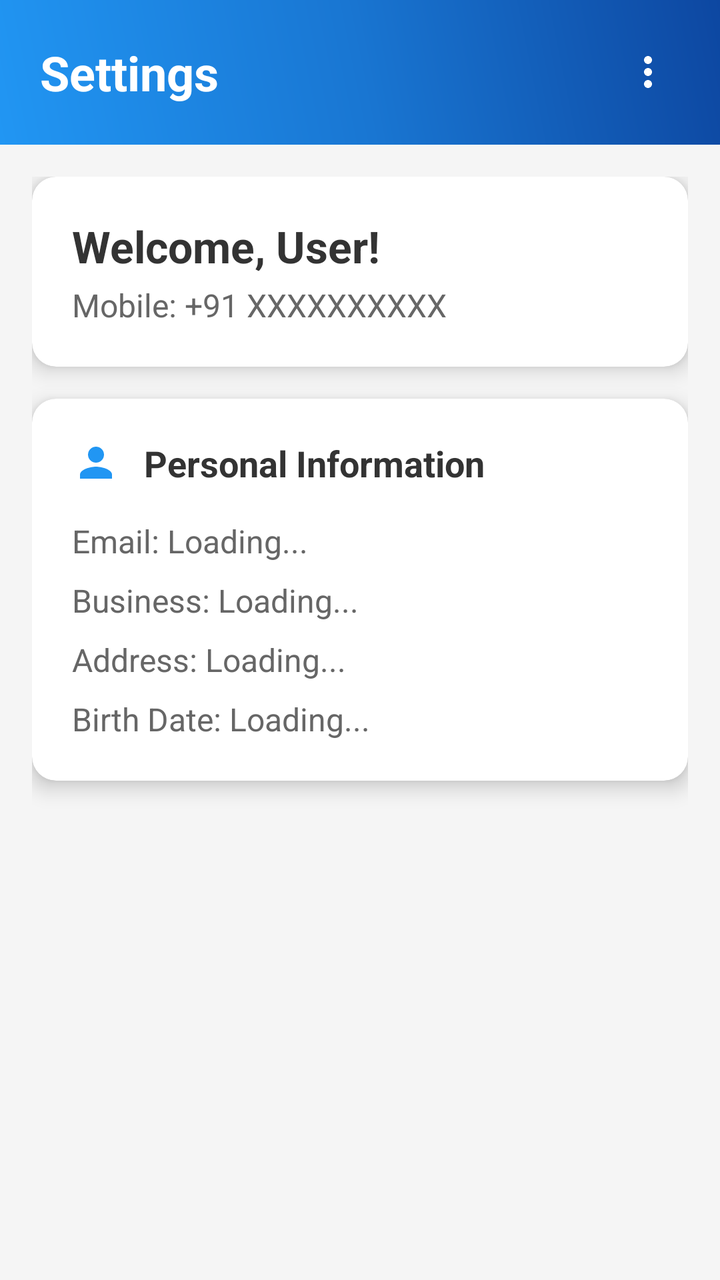
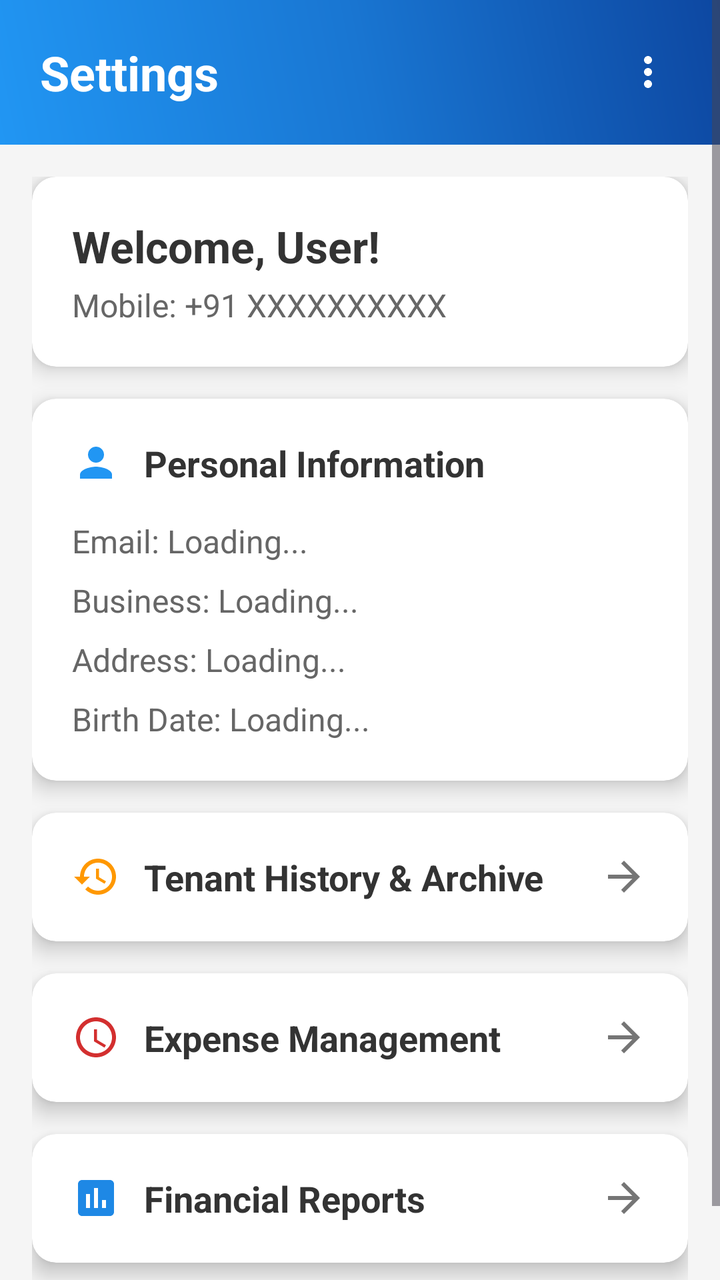

Before-and-after screenshots of an Android layout around one commit, followed by the original layout XML and the change that was made.
<!-- AndroidManifest.xml: application theme Theme.RentMangment -->
<!-- res/layout/fragment_settings.xml -->
<?xml version="1.0" encoding="utf-8"?>
<androidx.drawerlayout.widget.DrawerLayout xmlns:android="http://schemas.android.com/apk/res/android"
    xmlns:app="http://schemas.android.com/apk/res-auto"
    xmlns:tools="http://schemas.android.com/tools"
    android:id="@+id/drawerLayout"
    android:layout_width="match_parent"
    android:layout_height="match_parent"
    android:background="#f5f5f5">

    
    <ScrollView
        android:layout_width="match_parent"
        android:layout_height="match_parent">

        <LinearLayout
            android:layout_width="match_parent"
            android:layout_height="wrap_content"
            android:orientation="vertical">

            
            <RelativeLayout
                android:layout_width="match_parent"
                android:layout_height="wrap_content"
                android:background="@drawable/nav_header_gradient"
                android:padding="20dp">

                <TextView
                    android:id="@+id/tvHeaderTitle"
                    android:layout_width="wrap_content"
                    android:layout_height="wrap_content"
                    android:layout_centerVertical="true"
                    android:text="Settings"
                    android:textSize="24sp"
                    android:textStyle="bold"
                    android:textColor="@android:color/white" />

                <ImageView
                    android:id="@+id/ivMenuDots"
                    android:layout_width="32dp"
                    android:layout_height="32dp"
                    android:layout_alignParentEnd="true"
                    android:layout_centerVertical="true"
                    android:background="?attr/selectableItemBackgroundBorderless"
                    android:padding="4dp"
                    android:src="@drawable/ic_more_vert"
                    android:contentDescription="Menu"
                    app:tint="@android:color/white" />

            </RelativeLayout>

            
            <LinearLayout
                android:layout_width="match_parent"
                android:layout_height="wrap_content"
                android:orientation="vertical"
                android:padding="16dp">

                
                <androidx.cardview.widget.CardView
                    android:layout_width="match_parent"
                    android:layout_height="wrap_content"
                    android:layout_marginBottom="16dp"
                    app:cardCornerRadius="12dp"
                    app:cardElevation="6dp">

                    <LinearLayout
                        android:layout_width="match_parent"
                        android:layout_height="wrap_content"
                        android:orientation="vertical"
                        android:padding="20dp">

                        <TextView
                            android:id="@+id/tvWelcome"
                            android:layout_width="match_parent"
                            android:layout_height="wrap_content"
                            android:text="Welcome, User!"
                            android:textSize="22sp"
                            android:textStyle="bold"
                            android:textColor="#333" />

                        <TextView
                            android:id="@+id/tvMobileDisplay"
                            android:layout_width="match_parent"
                            android:layout_height="wrap_content"
                            android:text="Mobile: +91 XXXXXXXXXX"
                            android:textSize="16sp"
                            android:textColor="#666"
                            android:layout_marginTop="4dp" />

                    </LinearLayout>
                </androidx.cardview.widget.CardView>

                
                <androidx.cardview.widget.CardView
                    android:layout_width="match_parent"
                    android:layout_height="wrap_content"
                    android:layout_marginBottom="16dp"
                    app:cardCornerRadius="12dp"
                    app:cardElevation="6dp">

                    <LinearLayout
                        android:layout_width="match_parent"
                        android:layout_height="wrap_content"
                        android:orientation="vertical"
                        android:padding="20dp">

                        <LinearLayout
                            android:layout_width="match_parent"
                            android:layout_height="wrap_content"
                            android:orientation="horizontal"
                            android:layout_marginBottom="16dp">

                            <ImageView
                                android:layout_width="24dp"
                                android:layout_height="24dp"
                                android:src="@drawable/ic_person"
                                android:layout_marginEnd="12dp"
                                app:tint="#2196F3" />

                            <TextView
                                android:layout_width="wrap_content"
                                android:layout_height="wrap_content"
                                android:text="Personal Information"
                                android:textSize="18sp"
                                android:textStyle="bold"
                                android:textColor="#333" />

                        </LinearLayout>

                        <TextView
                            android:id="@+id/tvEmail"
                            android:layout_width="match_parent"
                            android:layout_height="wrap_content"
                            android:text="Email: Loading..."
                            android:textSize="16sp"
                            android:textColor="#666"
                            android:layout_marginBottom="8dp" />

                        <TextView
                            android:id="@+id/tvBusinessName"
                            android:layout_width="match_parent"
                            android:layout_height="wrap_content"
                            android:text="Business: Loading..."
                            android:textSize="16sp"
                            android:textColor="#666"
                            android:layout_marginBottom="8dp" />

                        <TextView
                            android:id="@+id/tvAddress"
                            android:layout_width="match_parent"
                            android:layout_height="wrap_content"
                            android:text="Address: Loading..."
                            android:textSize="16sp"
                            android:textColor="#666"
                            android:layout_marginBottom="8dp" />

                        <TextView
                            android:id="@+id/tvBirthDate"
                            android:layout_width="match_parent"
                            android:layout_height="wrap_content"
                            android:text="Birth Date: Loading..."
                            android:textSize="16sp"
                            android:textColor="#666" />

                    </LinearLayout>
                </androidx.cardview.widget.CardView>

                
                <androidx.cardview.widget.CardView
                    android:layout_width="match_parent"
                    android:layout_height="wrap_content"
                    android:layout_marginBottom="16dp"
                    app:cardCornerRadius="12dp"
                    app:cardElevation="6dp">

                    <LinearLayout
                        android:visibility="gone"
                        android:layout_width="match_parent"
                        android:layout_height="wrap_content"
                        android:orientation="vertical"
                        android:padding="20dp">

                        <LinearLayout
                            android:layout_width="match_parent"
                            android:layout_height="wrap_content"
                            android:orientation="horizontal"
                            android:layout_marginBottom="16dp">

                            <ImageView
                                android:layout_width="24dp"
                                android:layout_height="24dp"
                                android:src="@drawable/ic_signature"
                                android:layout_marginEnd="12dp"
                                app:tint="#4CAF50" />

                            <TextView
                                android:layout_width="wrap_content"
                                android:layout_height="wrap_content"
                                android:text="Digital Signature"
                                android:textSize="18sp"
                                android:textStyle="bold"
                                android:textColor="#333" />

                        </LinearLayout>

                        <androidx.cardview.widget.CardView
                            android:layout_width="match_parent"
                            android:layout_height="120dp"
                            app:cardCornerRadius="8dp"
                            app:cardElevation="2dp"
                            app:cardBackgroundColor="#FAFAFA">

                            <ImageView
                                android:id="@+id/ivUserSignature"
                                android:layout_width="match_parent"
                                android:layout_height="match_parent"
                                android:layout_margin="8dp"
                                android:scaleType="centerInside"
                                android:src="@drawable/ic_signature_placeholder"
                                android:background="@drawable/dashed_border" />

                        </androidx.cardview.widget.CardView>

                        <TextView
                            android:layout_width="match_parent"
                            android:layout_height="wrap_content"
                            android:text="Tap to view in full screen"
                            android:textSize="12sp"
                            android:textColor="#999"
                            android:gravity="center"
                            android:layout_marginTop="8dp" />

                    </LinearLayout>
                </androidx.cardview.widget.CardView>

            </LinearLayout>
        </LinearLayout>
    </ScrollView>

    
    <com.google.android.material.navigation.NavigationView
        android:id="@+id/navigationView"
        android:layout_width="320dp"
        android:layout_height="match_parent"
        android:layout_gravity="end"
        android:background="@android:color/white"
        app:headerLayout="@layout/nav_header_settings"
        app:menu="@menu/navigation_menu_settings"
        app:itemIconTint="@color/nav_item_color"
        app:itemTextColor="@color/nav_item_color" />

</androidx.drawerlayout.widget.DrawerLayout>
<!-- res/layout/nav_header_settings.xml (included above) -->
<?xml version="1.0" encoding="utf-8"?>
<LinearLayout xmlns:android="http://schemas.android.com/apk/res/android"
    xmlns:app="http://schemas.android.com/apk/res-auto"
    android:layout_width="match_parent"
    android:layout_height="180dp"
    android:orientation="vertical"
    android:background="@drawable/nav_header_gradient"
    android:padding="20dp"
    android:gravity="bottom">

    <ImageView
        android:id="@+id/navUserImage"
        android:layout_width="70dp"
        android:layout_height="70dp"
        android:layout_marginBottom="12dp"
        android:src="@drawable/ic_person"
        app:tint="@color/black" />

    <TextView
        android:id="@+id/navUserName"
        android:layout_width="wrap_content"
        android:layout_height="wrap_content"
        android:text="User Name"
        android:textSize="19sp"
        android:textStyle="bold"
        android:textColor="@android:color/white"
        android:layout_marginBottom="4dp" />

    <TextView
        android:id="@+id/navUserMobile"
        android:layout_width="wrap_content"
        android:layout_height="wrap_content"
        android:text="+91 XXXXXXXXXX"
        android:textSize="15sp"
        android:textColor="#E0FFFFFF" />

</LinearLayout>
<!-- resources referenced by this layout -->
<resources>
  <color name="black">#FF000000</color>
  <color name="nav_item_color">#333333</color>
  <!-- drawable dashed_border (drawable) -->
  <?xml version="1.0" encoding="utf-8"?>
  <shape xmlns:android="http://schemas.android.com/apk/res/android">
      <stroke
          android:width="2dp"
          android:color="#CCCCCC"
          android:dashWidth="10dp"
          android:dashGap="5dp" />
      <corners android:radius="4dp" />
  </shape>
  <!-- drawable ic_more_vert (drawable) -->
  <?xml version="1.0" encoding="utf-8"?>
  <vector xmlns:android="http://schemas.android.com/apk/res/android"
      android:width="24dp"
      android:height="24dp"
      android:viewportWidth="24"
      android:viewportHeight="24">
  
      <path
          android:fillColor="@android:color/white"
          android:pathData="M12,8c1.1,0 2,-0.9 2,-2s-0.9,-2 -2,-2 -2,0.9 -2,2 0.9,2 2,2zM12,10c-1.1,0 -2,0.9 -2,2s0.9,2 2,2 2,-0.9 2,-2 -0.9,-2 -2,-2zM12,16c-1.1,0 -2,0.9 -2,2s0.9,2 2,2 2,-0.9 2,-2 -0.9,-2 -2,-2z"/>
  
  </vector>
  <!-- drawable nav_header_gradient (drawable) -->
  <?xml version="1.0" encoding="utf-8"?>
  <shape xmlns:android="http://schemas.android.com/apk/res/android">
      <gradient
          android:angle="45"
          android:startColor="#2196F3"
          android:centerColor="#1976D2"
          android:endColor="#0D47A1"
          android:type="linear" />
  </shape>
  <style name="Theme.RentMangment" parent="Base.Theme.RentMangment" />
  <style name="Base.Theme.RentMangment" parent="Theme.Material3.DayNight.NoActionBar">
          
          
      </style>
  <!-- unchanged entries left out for length: 3 -->
</resources>

<!-- the commit's change to res/layout/fragment_settings.xml (unified diff, before → after) -->
@@ -174,6 +174,141 @@
                     app:cardElevation="6dp">
 
                     <LinearLayout
+                        android:id="@+id/layoutTenantHistory"
+                        android:layout_width="match_parent"
+                        android:layout_height="wrap_content"
+                        android:orientation="horizontal"
+                        android:padding="20dp"
+                        android:gravity="center_vertical"
+                        android:background="?attr/selectableItemBackground"
+                        android:clickable="true"
+                        android:focusable="true">
+
+                        <ImageView
+                            android:layout_width="24dp"
+                            android:layout_height="24dp"
+                            android:src="@drawable/ic_history"
+                            android:layout_marginEnd="12dp"
+                            app:tint="#FF9800" />
+
+                        <TextView
+                            android:layout_width="0dp"
+                            android:layout_weight="1"
+                            android:layout_height="wrap_content"
+                            android:text="Tenant History &amp; Archive"
+                            android:textSize="18sp"
+                            android:textStyle="bold"
+                            android:textColor="#333" />
+
+                        <ImageView
+                            android:layout_width="24dp"
+                            android:layout_height="24dp"
+                            android:src="@drawable/ic_arrow_forward"
+                            app:tint="#757575"/>
+
+                    </LinearLayout>
+                </androidx.cardview.widget.CardView>
+
+                
+                <androidx.cardview.widget.CardView
+                    android:layout_width="match_parent"
+                    android:layout_height="wrap_content"
+                    android:layout_marginBottom="16dp"
+                    app:cardCornerRadius="12dp"
+                    app:cardElevation="6dp">
+
+                    <LinearLayout
+                        android:id="@+id/layoutExpenseManagement"
+                        android:layout_width="match_parent"
+                        android:layout_height="wrap_content"
+                        android:orientation="horizontal"
+                        android:padding="20dp"
+                        android:gravity="center_vertical"
+                        android:background="?attr/selectableItemBackground"
+                        android:clickable="true"
+                        android:focusable="true">
+
+                        <ImageView
+                            android:layout_width="24dp"
+                            android:layout_height="24dp"
+                            android:src="@drawable/ic_money_off"
+                            android:layout_marginEnd="12dp"
+                            app:tint="#D32F2F" />
+
+                        <TextView
+                            android:layout_width="0dp"
+                            android:layout_weight="1"
+                            android:layout_height="wrap_content"
+                            android:text="Expense Management"
+                            android:textSize="18sp"
+                            android:textStyle="bold"
+                            android:textColor="#333" />
+
+                        <ImageView
+                            android:layout_width="24dp"
+                            android:layout_height="24dp"
+                            android:src="@drawable/ic_arrow_forward"
+                            app:tint="#757575"/>
+
+                    </LinearLayout>
+                </androidx.cardview.widget.CardView>
+
+                
+                <androidx.cardview.widget.CardView
+                    android:layout_width="match_parent"
+                    android:layout_height="wrap_content"
+                    android:layout_marginBottom="16dp"
+                    app:cardCornerRadius="12dp"
+                    app:cardElevation="6dp">
+
+                    <LinearLayout
+                        android:id="@+id/layoutFinancialReports"
+                        android:layout_width="match_parent"
+                        android:layout_height="wrap_content"
+                        android:orientation="horizontal"
+                        android:padding="20dp"
+                        android:gravity="center_vertical"
+                        android:background="?attr/selectableItemBackground"
+                        android:clickable="true"
+                        android:focusable="true">
+
+                        <ImageView
+                            android:layout_width="24dp"
+                            android:layout_height="24dp"
+                            android:src="@drawable/ic_assessment"
+                            android:layout_marginEnd="12dp"
+                            app:tint="#1E88E5" />
+
+                        <TextView
+                            android:layout_width="0dp"
+                            android:layout_weight="1"
+                            android:layout_height="wrap_content"
+                            android:text="Financial Reports"
+                            android:textSize="18sp"
+                            android:textStyle="bold"
+                            android:textColor="#333" />
+
+                        <ImageView
+                            android:layout_width="24dp"
+                            android:layout_height="24dp"
+                            android:src="@drawable/ic_arrow_forward"
+                            app:tint="#757575"/>
+
+                    </LinearLayout>
+                </androidx.cardview.widget.CardView>
+
+
+
+
+                
+                <androidx.cardview.widget.CardView
+                    android:layout_width="match_parent"
+                    android:layout_height="wrap_content"
+                    android:layout_marginBottom="16dp"
+                    app:cardCornerRadius="12dp"
+                    app:cardElevation="6dp">
+
+                    <LinearLayout
                         android:visibility="gone"
                         android:layout_width="match_parent"
                         android:layout_height="wrap_content"
<!-- resource entries referenced after the edit -->
@@ -12,6 +12,40 @@
           android:dashGap="5dp" />
       <corners android:radius="4dp" />
   </shape>
+  <!-- drawable ic_arrow_forward (drawable) -->
+  <vector xmlns:android="http://schemas.android.com/apk/res/android" android:autoMirrored="true" android:height="24dp" android:tint="#000000" android:viewportHeight="960" android:viewportWidth="960" android:width="24dp">
+        
+      <path android:fillColor="@android:color/white" android:pathData="M647,520L160,520L160,440L647,440L423,216L480,160L800,480L480,800L423,744L647,520Z"/>
+      
+  </vector>
+  <!-- drawable ic_assessment (drawable) -->
+  <vector xmlns:android="http://schemas.android.com/apk/res/android"
+      android:width="24dp"
+      android:height="24dp"
+      android:viewportWidth="24.0"
+      android:viewportHeight="24.0"
+      android:tint="?attr/colorControlNormal">
+      <path
+          android:fillColor="@android:color/white"
+          android:pathData="M19,3L5,3c-1.1,0 -2,0.9 -2,2v14c0,1.1 0.9,2 2,2h14c1.1,0 2,-0.9 2,-2L21,5c0,-1.1 -0.9,-2 -2,-2zM9,17L7,17v-7h2v7zM13,17h-2L11,7h2v10zM17,17h-2v-4h2v4z"/>
+  </vector>
+  <!-- drawable ic_history (drawable) -->
+  <vector xmlns:android="http://schemas.android.com/apk/res/android" android:height="24dp" android:tint="#000000" android:viewportHeight="24" android:viewportWidth="24" android:width="24dp">
+        
+      <path android:fillColor="@android:color/white" android:pathData="M13,3c-4.97,0 -9,4.03 -9,9L1,12l3.89,3.89 0.07,0.14L9,12L6,12c0,-3.87 3.13,-7 7,-7s7,3.13 7,7 -3.13,7 -7,7c-1.93,0 -3.68,-0.79 -4.94,-2.06l-1.42,1.42C8.27,19.99 10.51,21 13,21c4.97,0 9,-4.03 9,-9s-4.03,-9 -9,-9zM12,8v5l4.28,2.54 0.72,-1.21 -3.5,-2.08L13.5,8L12,8z"/>
+      
+  </vector>
+  <!-- drawable ic_money_off (drawable) -->
+  <vector xmlns:android="http://schemas.android.com/apk/res/android"
+      android:width="24dp"
+      android:height="24dp"
+      android:viewportWidth="24"
+      android:viewportHeight="24"
+      android:tint="?attr/colorControlNormal">
+      <path
+          android:fillColor="@android:color/white"
+          android:pathData="M12,2C6.48,2 2,6.48 2,12s4.48,10 10,10 10,-4.48 10,-10S17.52,2 12,2zM12,20c-4.41,0 -8,-3.59 -8,-8s3.59,-8 8,-8 8,3.59 8,8 -3.59,8 -8,8zM12.5,8H11v6l5.25,3.15 0.75,-1.23 -4.5,-2.67z"/>
+  </vector>
   <!-- drawable ic_more_vert (drawable) -->
   <?xml version="1.0" encoding="utf-8"?>
   <vector xmlns:android="http://schemas.android.com/apk/res/android"
